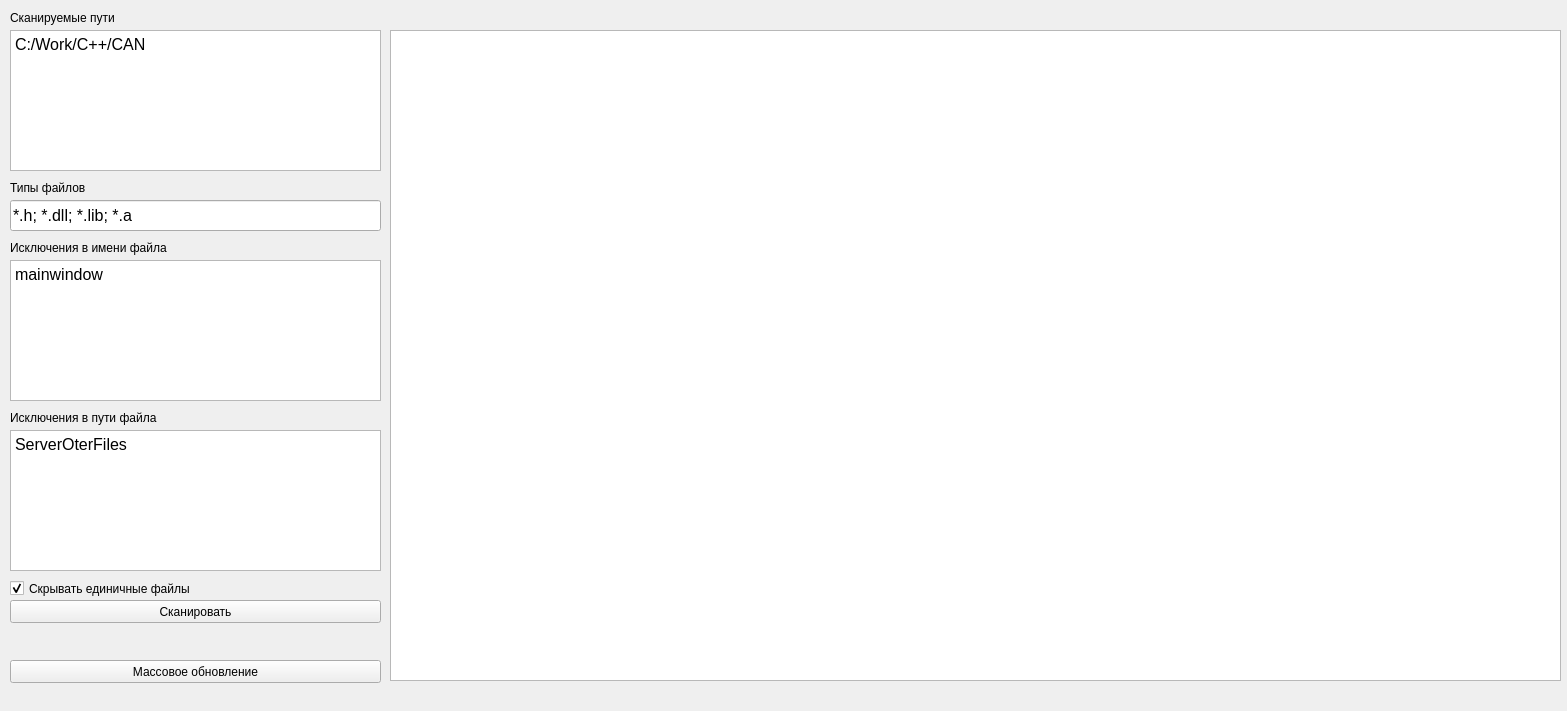
This is includeparser.ui in RomaDevelop/IncludeParser as Qt 5 draws it before an edit. The edited form follows.
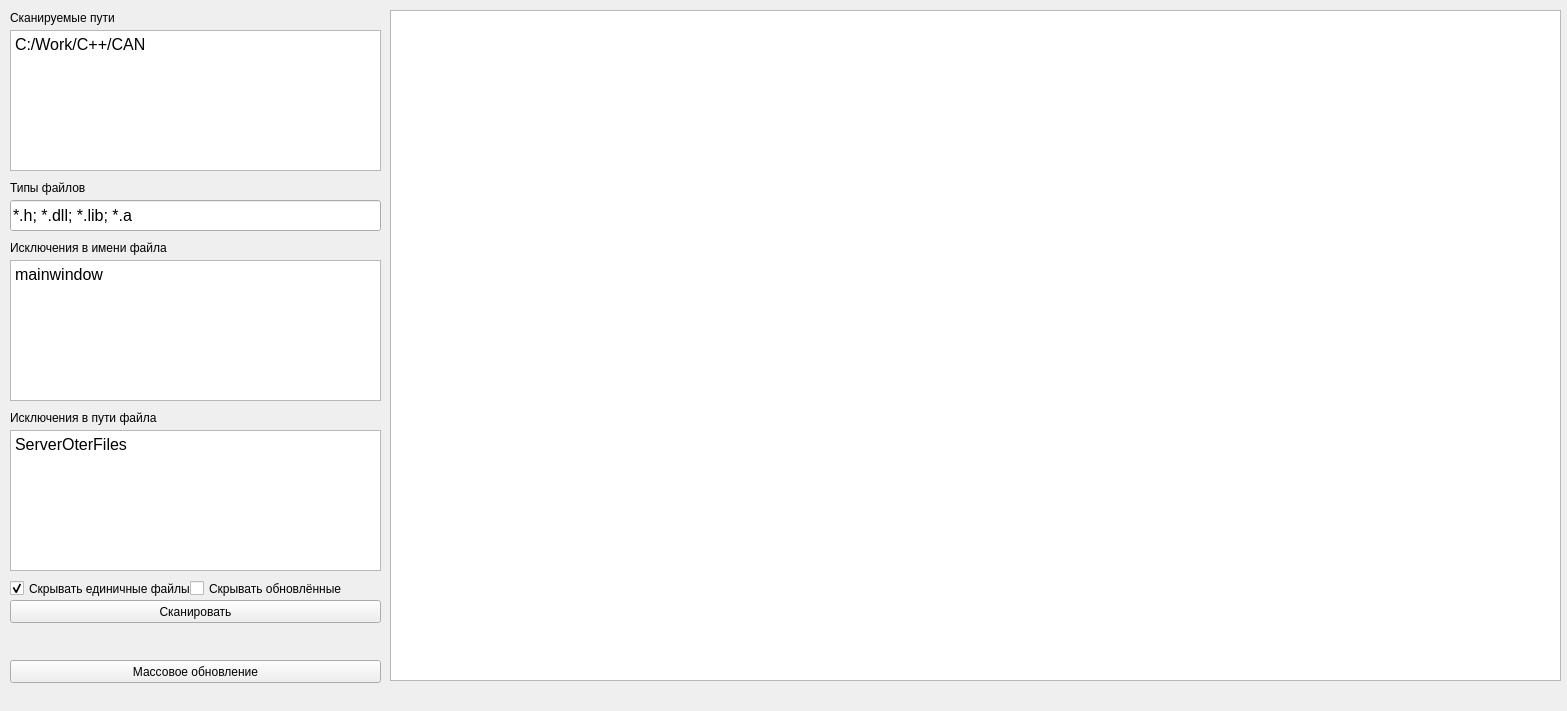
This is the edited form.

```diff
--- a/includeparser.ui
+++ b/includeparser.ui
@@ -31,9 +31,9 @@
     <property name="geometry">
      <rect>
       <x>390</x>
-      <y>30</y>
+      <y>10</y>
       <width>1171</width>
-      <height>651</height>
+      <height>671</height>
      </rect>
     </property>
     <property name="editTriggers">
@@ -223,6 +223,19 @@
      <string/>
     </property>
    </widget>
+   <widget class="QCheckBox" name="checkBoxHideUpdated">
+    <property name="geometry">
+     <rect>
+      <x>190</x>
+      <y>580</y>
+      <width>191</width>
+      <height>17</height>
+     </rect>
+    </property>
+    <property name="text">
+     <string>Скрывать обновлённые</string>
+    </property>
+   </widget>
   </widget>
   <widget class="QMenuBar" name="menubar">
    <property name="geometry">
```
